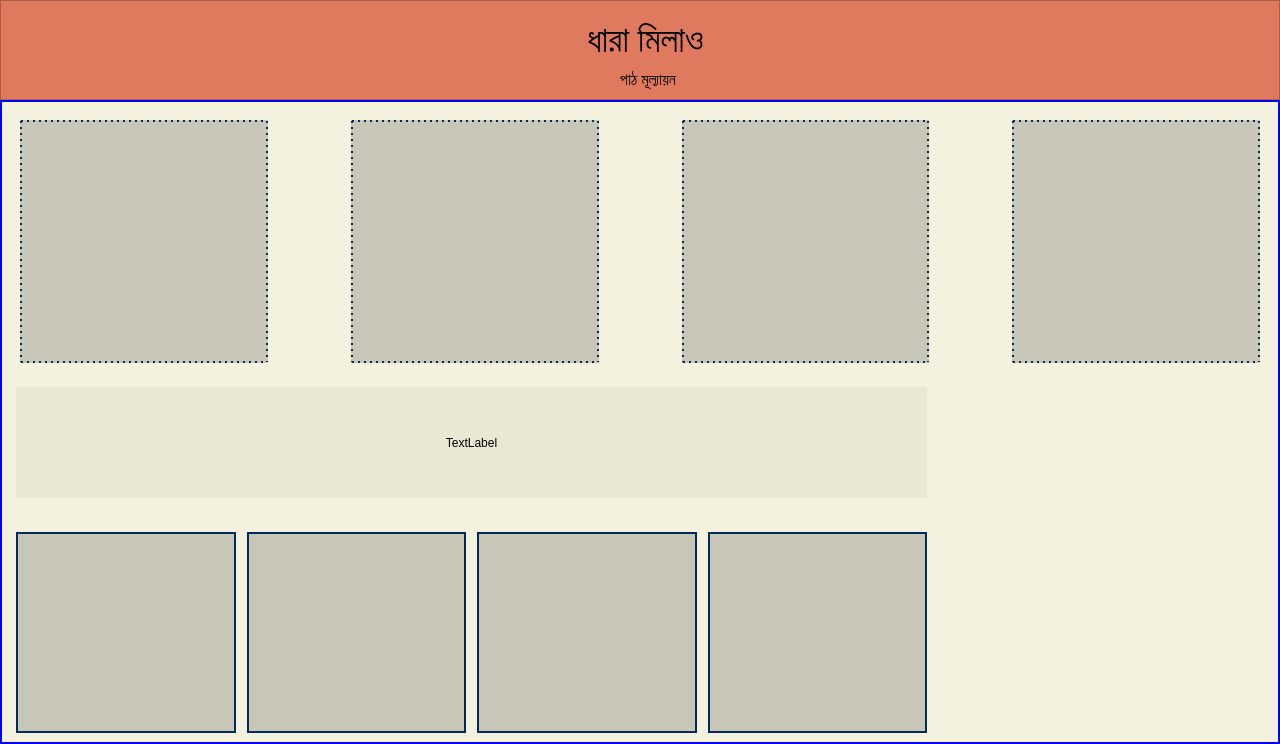
ahmedfahad04/SPL-2, file EmPower/Student/Frontend/PyQT_UI/home.ui: the form before one commit.
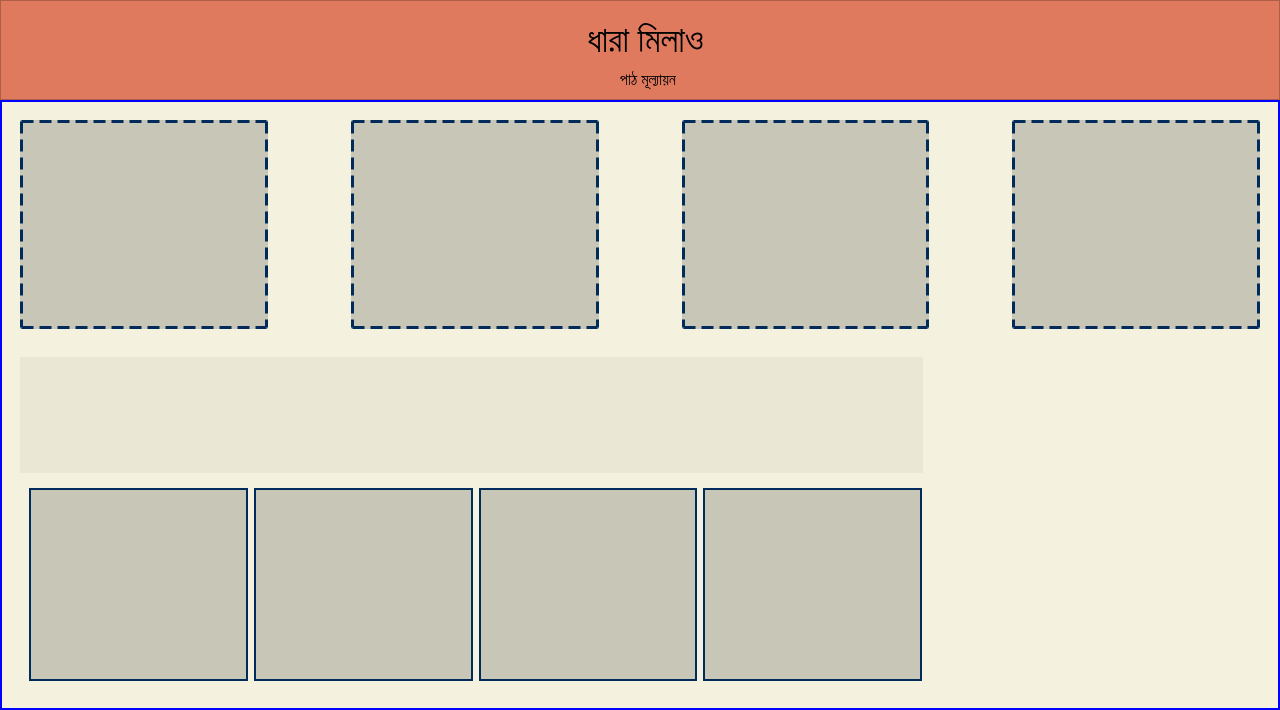
The form after the commit. The open tabs and pages were chosen to show the change. Icons and pictures are not drawn.

```diff
--- a/EmPower/Student/Frontend/PyQT_UI/home.ui
+++ b/EmPower/Student/Frontend/PyQT_UI/home.ui
@@ -7,7 +7,7 @@
     <x>0</x>
     <y>0</y>
     <width>1280</width>
-    <height>744</height>
+    <height>710</height>
    </rect>
   </property>
   <property name="minimumSize">
@@ -2351,16 +2351,16 @@
              </property>
              <layout class="QHBoxLayout" name="horizontalLayout_6">
               <item>
-               <widget class="QLabel" name="seq_lbl_1">
+               <widget class="QFrame" name="seq_lbl_frame_1">
                 <property name="styleSheet">
-                 <string notr="true">border: 2px dotted rgb(0, 43, 91);
+                 <string notr="true">border: 3px dashed rgb(0, 43, 91);
 background-color: rgb(200, 198, 182);</string>
                 </property>
-                <property name="text">
-                 <string/>
+                <property name="frameShape">
+                 <enum>QFrame::StyledPanel</enum>
                 </property>
-                <property name="alignment">
-                 <set>Qt::AlignCenter</set>
+                <property name="frameShadow">
+                 <enum>QFrame::Raised</enum>
                 </property>
                </widget>
               </item>
@@ -2393,16 +2393,16 @@
                </widget>
               </item>
               <item>
-               <widget class="QLabel" name="seq_lbl_2">
+               <widget class="QFrame" name="seq_lbl_frame_2">
                 <property name="styleSheet">
-                 <string notr="true">border: 2px dotted rgb(0, 43, 91);
+                 <string notr="true">border: 3px dashed rgb(0, 43, 91);
 background-color: rgb(200, 198, 182);</string>
                 </property>
-                <property name="text">
-                 <string/>
+                <property name="frameShape">
+                 <enum>QFrame::StyledPanel</enum>
                 </property>
-                <property name="alignment">
-                 <set>Qt::AlignCenter</set>
+                <property name="frameShadow">
+                 <enum>QFrame::Raised</enum>
                 </property>
                </widget>
               </item>
@@ -2435,17 +2435,16 @@
                </widget>
               </item>
               <item>
-               <widget class="QLabel" name="seq_lbl_3">
+               <widget class="QFrame" name="seq_lbl_frame_3">
                 <property name="styleSheet">
-                 <string notr="true">border: 2px dotted rgb(0, 43, 91);
-background-color: rgb(200, 198, 182);
-</string>
+                 <string notr="true">border: 3px dashed rgb(0, 43, 91);
+background-color: rgb(200, 198, 182);</string>
                 </property>
-                <property name="text">
-                 <string/>
+                <property name="frameShape">
+                 <enum>QFrame::StyledPanel</enum>
                 </property>
-                <property name="alignment">
-                 <set>Qt::AlignCenter</set>
+                <property name="frameShadow">
+                 <enum>QFrame::Raised</enum>
                 </property>
                </widget>
               </item>
@@ -2478,16 +2477,16 @@
                </widget>
               </item>
               <item>
-               <widget class="QLabel" name="seq_lbl_4">
+               <widget class="QFrame" name="seq_lbl_frame_4">
                 <property name="styleSheet">
-                 <string notr="true">border: 2px dotted rgb(0, 43, 91);
+                 <string notr="true">border: 3px dashed rgb(0, 43, 91);
 background-color: rgb(200, 198, 182);</string>
                 </property>
-                <property name="text">
-                 <string/>
+                <property name="frameShape">
+                 <enum>QFrame::StyledPanel</enum>
                 </property>
-                <property name="alignment">
-                 <set>Qt::AlignCenter</set>
+                <property name="frameShadow">
+                 <enum>QFrame::Raised</enum>
                 </property>
                </widget>
               </item>
@@ -2512,18 +2511,6 @@
               <enum>QFrame::Raised</enum>
              </property>
              <layout class="QVBoxLayout" name="verticalLayout_9">
-              <property name="leftMargin">
-               <number>5</number>
-              </property>
-              <property name="topMargin">
-               <number>5</number>
-              </property>
-              <property name="rightMargin">
-               <number>5</number>
-              </property>
-              <property name="bottomMargin">
-               <number>0</number>
-              </property>
               <item>
                <widget class="QLabel" name="seq_hint_lbl">
                 <property name="minimumSize">
@@ -2536,31 +2523,21 @@
                  <string notr="true">background-color: rgb(234, 231, 213);</string>
                 </property>
                 <property name="text">
-                 <string>TextLabel</string>
+                 <string/>
                 </property>
                 <property name="alignment">
                  <set>Qt::AlignCenter</set>
                 </property>
                </widget>
               </item>
-              <item>
-               <spacer name="verticalSpacer_12">
-                <property name="orientation">
-                 <enum>Qt::Vertical</enum>
-                </property>
-                <property name="sizeType">
-                 <enum>QSizePolicy::Fixed</enum>
-                </property>
-                <property name="sizeHint" stdset="0">
-                 <size>
-                  <width>20</width>
-                  <height>28</height>
-                 </size>
-                </property>
-               </spacer>
-              </item>
               <item>
                <widget class="QFrame" name="frame_10">
+                <property name="minimumSize">
+                 <size>
+                  <width>911</width>
+                  <height>211</height>
+                 </size>
+                </property>
                 <property name="styleSheet">
                  <string notr="true">border: none;</string>
                 </property>
@@ -2571,98 +2548,59 @@
                  <enum>QFrame::Raised</enum>
                 </property>
                 <layout class="QHBoxLayout" name="horizontalLayout_14">
-                 <property name="spacing">
-                  <number>11</number>
-                 </property>
-                 <property name="leftMargin">
-                  <number>0</number>
-                 </property>
-                 <property name="topMargin">
-                  <number>0</number>
-                 </property>
-                 <property name="rightMargin">
-                  <number>0</number>
-                 </property>
-                 <property name="bottomMargin">
-                  <number>0</number>
-                 </property>
                  <item>
-                  <widget class="QLabel" name="seq_img_lbl_1">
-                   <property name="minimumSize">
-                    <size>
-                     <width>201</width>
-                     <height>171</height>
-                    </size>
-                   </property>
+                  <widget class="QFrame" name="seq_img_frame_lbl_1">
                    <property name="styleSheet">
                     <string notr="true">border: 2px solid rgb(0, 43, 91);
 background-color: rgb(200, 198, 182);</string>
                    </property>
-                   <property name="text">
-                    <string/>
+                   <property name="frameShape">
+                    <enum>QFrame::StyledPanel</enum>
                    </property>
-                   <property name="alignment">
-                    <set>Qt::AlignCenter</set>
+                   <property name="frameShadow">
+                    <enum>QFrame::Raised</enum>
                    </property>
                   </widget>
                  </item>
                  <item>
-                  <widget class="QLabel" name="seq_img_lbl_2">
-                   <property name="minimumSize">
-                    <size>
-                     <width>201</width>
-                     <height>171</height>
-                    </size>
-                   </property>
+                  <widget class="QFrame" name="seq_img_frame_lbl_2">
                    <property name="styleSheet">
                     <string notr="true">border: 2px solid rgb(0, 43, 91);
 background-color: rgb(200, 198, 182);</string>
                    </property>
-                   <property name="text">
-                    <string/>
+                   <property name="frameShape">
+                    <enum>QFrame::StyledPanel</enum>
                    </property>
-                   <property name="alignment">
-                    <set>Qt::AlignCenter</set>
+                   <property name="frameShadow">
+                    <enum>QFrame::Raised</enum>
                    </property>
                   </widget>
                  </item>
                  <item>
-                  <widget class="QLabel" name="seq_img_lbl_3">
-                   <property name="minimumSize">
-                    <size>
-                     <width>201</width>
-                     <height>171</height>
-                    </size>
-                   </property>
+                  <widget class="QFrame" name="seq_img_frame_lbl_3">
                    <property name="styleSheet">
                     <string notr="true">border: 2px solid rgb(0, 43, 91);
 background-color: rgb(200, 198, 182);</string>
                    </property>
-                   <property name="text">
-                    <string/>
+                   <property name="frameShape">
+                    <enum>QFrame::StyledPanel</enum>
                    </property>
-                   <property name="alignment">
-                    <set>Qt::AlignCenter</set>
+                   <property name="frameShadow">
+                    <enum>QFrame::Raised</enum>
                    </property>
                   </widget>
                  </item>
                  <item>
-                  <widget class="QLabel" name="seq_img_lbl_4">
-                   <property name="minimumSize">
-                    <size>
-                     <width>201</width>
-                     <height>201</height>
-                    </size>
-                   </property>
+                  <widget class="QFrame" name="seq_img_frame_lbl_4">
                    <property name="styleSheet">
                     <string notr="true">border: 2px solid rgb(0, 43, 91);
 background-color: rgb(200, 198, 182);</string>
                    </property>
-                   <property name="text">
-                    <string/>
+                   <property name="frameShape">
+                    <enum>QFrame::StyledPanel</enum>
                    </property>
-                   <property name="alignment">
-                    <set>Qt::AlignCenter</set>
+                   <property name="frameShadow">
+                    <enum>QFrame::Raised</enum>
                    </property>
                   </widget>
                  </item>
```
Left out of the diff: 37 changed lines with no effect on the pictures.
